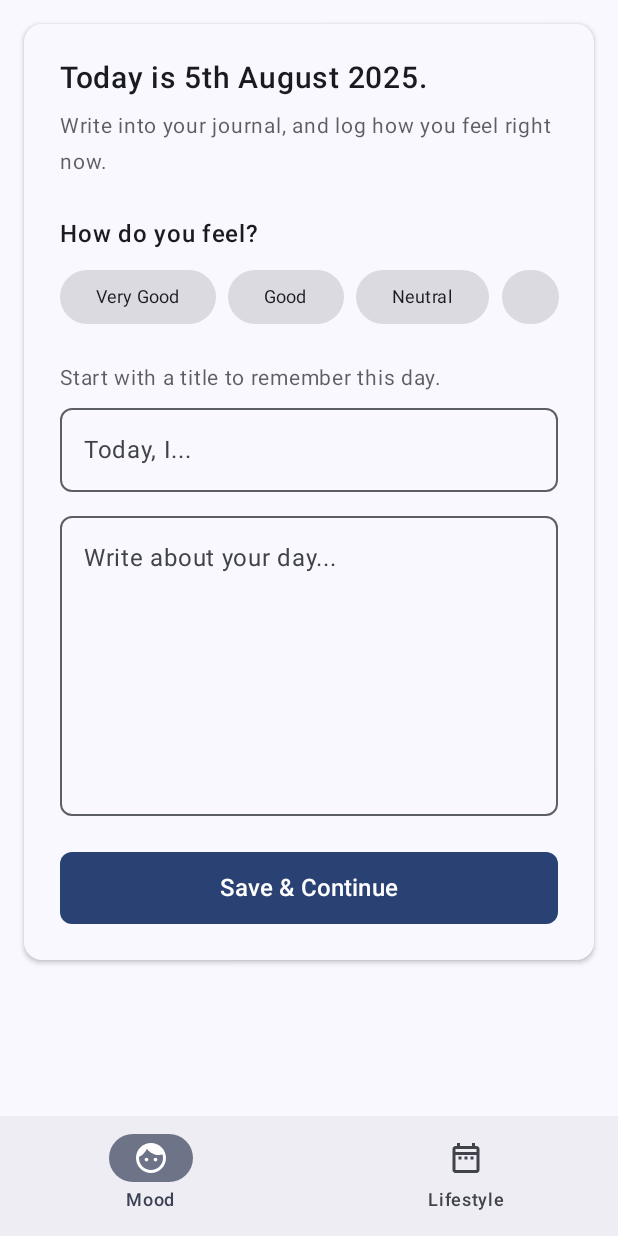
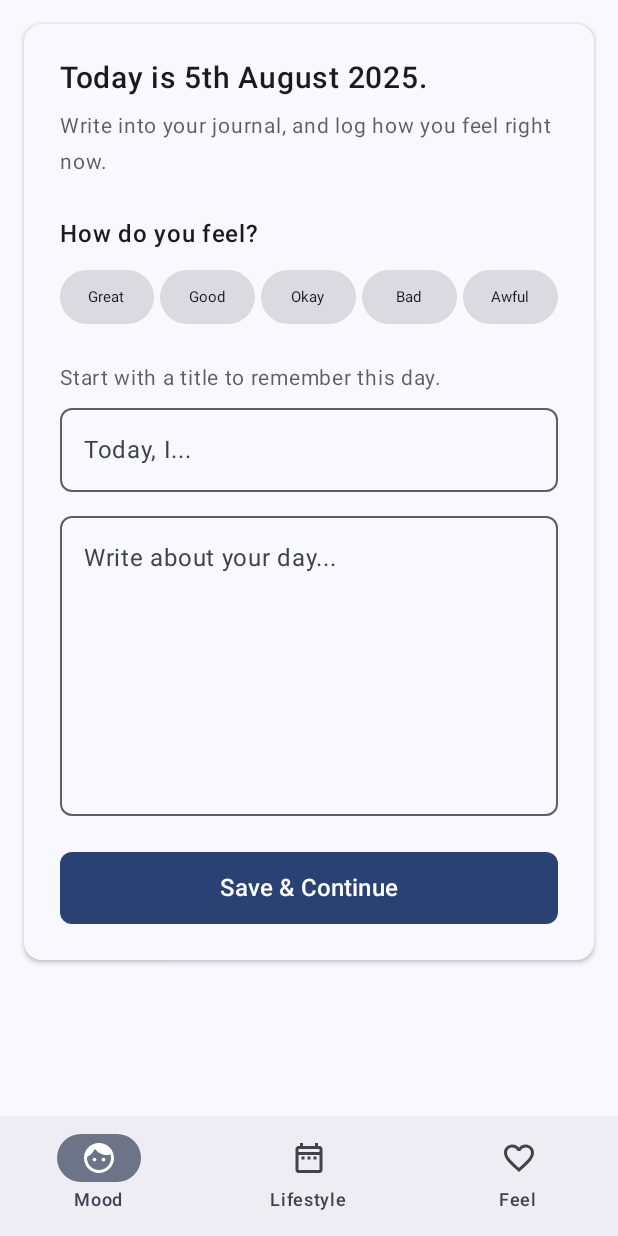
Before and after one commit to tinasqk/AD-Androidwork, an Android app built with Jetpack Compose: the screen it shows after launch (MainActivity), on a phone screen of 412 x 824 dp. Run offline under Robolectric (Android 15) with nearby library versions, the phone set to English and light mode, and no system bars.

Commit message:
增加了feelscreen的所有类(并且修改了moodscreen的排列)

```diff
--- /dev/null
+++ b/app/src/main/java/com/example/nus/model/FeelEntry.kt
@@ -0,0 +1,20 @@
+package com.example.nus.model
+
+import java.time.LocalDate
+import java.time.LocalDateTime
+
+enum class FeelType {
+    HAPPY,
+    EXCITED,
+    NEUTRAL,
+    SAD,
+    ANXIOUS
+}
+
+data class FeelEntry(
+    val id: String = System.currentTimeMillis().toString(),
+    val feelType: FeelType,
+    val date: LocalDate = LocalDate.now(),
+    val timestamp: LocalDateTime = LocalDateTime.now(),
+    val quote: String = ""
+)
--- a/app/src/main/java/com/example/nus/ui/navigation/AppNavigation.kt
+++ b/app/src/main/java/com/example/nus/ui/navigation/AppNavigation.kt
@@ -4,8 +4,10 @@ import androidx.compose.foundation.layout.padding
 import androidx.compose.material.icons.Icons
 import androidx.compose.material.icons.filled.DateRange
 import androidx.compose.material.icons.filled.Face
+import androidx.compose.material.icons.filled.Favorite
 import androidx.compose.material.icons.outlined.DateRange
 import androidx.compose.material.icons.outlined.Face
+import androidx.compose.material.icons.outlined.FavoriteBorder
 import androidx.compose.material3.Icon
 import androidx.compose.material3.NavigationBar
 import androidx.compose.material3.NavigationBarItem
@@ -24,14 +26,17 @@ import androidx.navigation.compose.NavHost
 import androidx.navigation.compose.composable
 import androidx.navigation.compose.currentBackStackEntryAsState
 import androidx.navigation.compose.rememberNavController
+import com.example.nus.ui.screens.FeelScreen
 import com.example.nus.ui.screens.LifestyleScreen
 import com.example.nus.ui.screens.MoodScreen
+import com.example.nus.viewmodel.FeelViewModel
 import com.example.nus.viewmodel.LifestyleViewModel
 import com.example.nus.viewmodel.MoodViewModel
 
 sealed class Screen(val route: String, val title: String) {
     object Mood : Screen("mood", "Mood")
     object Lifestyle : Screen("lifestyle", "Lifestyle")
+    object Feel : Screen("feel", "Feel")
 }
 
 @Composable
@@ -39,12 +44,14 @@ fun AppNavigation() {
     val navController = rememberNavController()
     val items = listOf(
         Screen.Mood,
-        Screen.Lifestyle
+        Screen.Lifestyle,
+        Screen.Feel
     )
 
     // ViewModels
     val moodViewModel: MoodViewModel = viewModel()
     val lifestyleViewModel: LifestyleViewModel = viewModel()
+    val feelViewModel: FeelViewModel = viewModel()
 
     Scaffold(
         bottomBar = {
@@ -70,6 +77,13 @@ fun AppNavigation() {
                                         Icon(Icons.Filled.DateRange, contentDescription = null)
                                     } else {
                                         Icon(Icons.Outlined.DateRange, contentDescription = null)
+                                    }
+                                }
+                                Screen.Feel -> {
+                                    if (selected) {
+                                        Icon(Icons.Filled.Favorite, contentDescription = null)
+                                    } else {
+                                        Icon(Icons.Outlined.FavoriteBorder, contentDescription = null)
                                     }
                                 }
                             }
@@ -101,6 +115,9 @@ fun AppNavigation() {
             composable(Screen.Lifestyle.route) {
                 LifestyleScreen(viewModel = lifestyleViewModel)
             }
+            composable(Screen.Feel.route) {
+                FeelScreen(viewModel = feelViewModel)
+            }
         }
     }
 }
--- a/app/src/main/java/com/example/nus/ui/screens/MoodScreen.kt
+++ b/app/src/main/java/com/example/nus/ui/screens/MoodScreen.kt
@@ -103,37 +103,42 @@ fun MoodScreen(viewModel: MoodViewModel) {
                     modifier = Modifier
                         .fillMaxWidth()
                         .padding(bottom = 24.dp),
-                    horizontalArrangement = Arrangement.spacedBy(8.dp)
+                    horizontalArrangement = Arrangement.spacedBy(4.dp)
                 ) {
                     MoodButton(
-                        text = "Very Good",
+                        text = "Great",
                         mood = MoodType.VERY_GOOD,
                         isSelected = selectedMood == MoodType.VERY_GOOD,
-                        onSelect = { selectedMood = MoodType.VERY_GOOD }
+                        onSelect = { selectedMood = MoodType.VERY_GOOD },
+                        modifier = Modifier.weight(1f)
                     )
                     MoodButton(
                         text = "Good",
                         mood = MoodType.GOOD,
                         isSelected = selectedMood == MoodType.GOOD,
-                        onSelect = { selectedMood = MoodType.GOOD }
+                        onSelect = { selectedMood = MoodType.GOOD },
+                        modifier = Modifier.weight(1f)
                     )
                     MoodButton(
-                        text = "Neutral",
+                        text = "Okay",
                         mood = MoodType.NEUTRAL,
                         isSelected = selectedMood == MoodType.NEUTRAL,
-                        onSelect = { selectedMood = MoodType.NEUTRAL }
+                        onSelect = { selectedMood = MoodType.NEUTRAL },
+                        modifier = Modifier.weight(1f)
                     )
                     MoodButton(
                         text = "Bad",
                         mood = MoodType.BAD,
                         isSelected = selectedMood == MoodType.BAD,
-                        onSelect = { selectedMood = MoodType.BAD }
+                        onSelect = { selectedMood = MoodType.BAD },
+                        modifier = Modifier.weight(1f)
                     )
                     MoodButton(
-                        text = "Very Bad",
+                        text = "Awful",
                         mood = MoodType.VERY_BAD,
                         isSelected = selectedMood == MoodType.VERY_BAD,
-                        onSelect = { selectedMood = MoodType.VERY_BAD }
+                        onSelect = { selectedMood = MoodType.VERY_BAD },
+                        modifier = Modifier.weight(1f)
                     )
                 }
 
@@ -204,7 +209,8 @@ fun MoodButton(
     text: String,
     mood: MoodType,
     isSelected: Boolean,
-    onSelect: () -> Unit
+    onSelect: () -> Unit,
+    modifier: Modifier = Modifier
 ) {
     val backgroundColor = when {
         isSelected && mood == MoodType.VERY_BAD -> Color(0xFFDC3545)
@@ -224,12 +230,15 @@ fun MoodButton(
             contentColor = textColor
         ),
         shape = RoundedCornerShape(20.dp),
-        modifier = Modifier.height(36.dp)
+        modifier = modifier.height(36.dp),
+        contentPadding = androidx.compose.foundation.layout.PaddingValues(horizontal = 4.dp, vertical = 0.dp)
     ) {
         Text(
             text = text,
-            fontSize = 12.sp,
-            fontWeight = if (isSelected) FontWeight.Medium else FontWeight.Normal
+            fontSize = 10.sp,
+            fontWeight = if (isSelected) FontWeight.Medium else FontWeight.Normal,
+            maxLines = 1,
+            overflow = androidx.compose.ui.text.style.TextOverflow.Ellipsis
         )
     }
 }
--- /dev/null
+++ b/app/src/main/java/com/example/nus/viewmodel/FeelViewModel.kt
@@ -0,0 +1,78 @@
+package com.example.nus.viewmodel
+
+import androidx.compose.runtime.mutableStateListOf
+import androidx.compose.runtime.mutableStateOf
+import androidx.lifecycle.ViewModel
+import com.example.nus.model.FeelEntry
+import com.example.nus.model.FeelType
+import java.time.LocalDate
+
+class FeelViewModel : ViewModel() {
+    private val _feelEntries = mutableStateListOf<FeelEntry>()
+    val feelEntries: List<FeelEntry> get() = _feelEntries
+
+    val selectedDate = mutableStateOf(LocalDate.now())
+    val selectedFeel = mutableStateOf<FeelType?>(null)
+
+    // Predefined quotes for different feel types
+    private val quotes = mapOf(
+        FeelType.HAPPY to listOf(
+            "Nothing in the world is as contagious as laughter and good humor. — Charles Dickens",
+            "Happiness is not something ready made. It comes from your own actions. — Dalai Lama",
+            "The purpose of our lives is to be happy. — Dalai Lama"
+        ),
+        FeelType.EXCITED to listOf(
+            "The way to get started is to quit talking and begin doing. — Walt Disney",
+            "Life is what happens to you while you're busy making other plans. — John Lennon",
+            "The future belongs to those who believe in the beauty of their dreams. — Eleanor Roosevelt"
+        ),
+        FeelType.NEUTRAL to listOf(
+            "In the middle of difficulty lies opportunity. — Albert Einstein",
+            "Life is 10% what happens to you and 90% how you react to it. — Charles R. Swindoll",
+            "The only way to do great work is to love what you do. — Steve Jobs"
+        ),
+        FeelType.SAD to listOf(
+            "The wound is the place where the Light enters you. — Rumi",
+            "Every moment is a fresh beginning. — T.S. Eliot",
+            "What lies behind us and what lies before us are tiny matters compared to what lies within us. — Ralph Waldo Emerson"
+        ),
+        FeelType.ANXIOUS to listOf(
+            "You have been assigned this mountain to show others it can be moved. — Mel Robbins",
+            "Anxiety is the dizziness of freedom. — Søren Kierkegaard",
+            "The cave you fear to enter holds the treasure you seek. — Joseph Campbell"
+        )
+    )
+
+    fun addFeelEntry(feelType: FeelType) {
+        val quote = getRandomQuote(feelType)
+        val entry = FeelEntry(
+            feelType = feelType,
+            date = selectedDate.value,
+            quote = quote
+        )
+
+        // Remove existing entry for the same date if exists
+        _feelEntries.removeAll { it.date == selectedDate.value }
+        _feelEntries.add(entry)
+        selectedFeel.value = feelType
+    }
+
+    fun getFeelForDate(date: LocalDate): FeelType? {
+        return _feelEntries.find { it.date == date }?.feelType
+    }
+
+    fun getQuoteForDate(date: LocalDate): String {
+        return _feelEntries.find { it.date == date }?.quote ?: ""
+    }
+
+    private fun getRandomQuote(feelType: FeelType): String {
+        val quoteList = quotes[feelType] ?: quotes[FeelType.NEUTRAL]!!
+        return quoteList.random()
+    }
+
+    fun getCurrentQuote(): String {
+        return selectedFeel.value?.let { feelType ->
+            getRandomQuote(feelType)
+        } ?: "Nothing in the world is as contagious as laughter and good humor. — Charles Dickens"
+    }
+}
```
Also changed, not shown: app/src/main/java/com/example/nus/ui/screens/FeelScreen.kt (added, +269 -0 lines).
